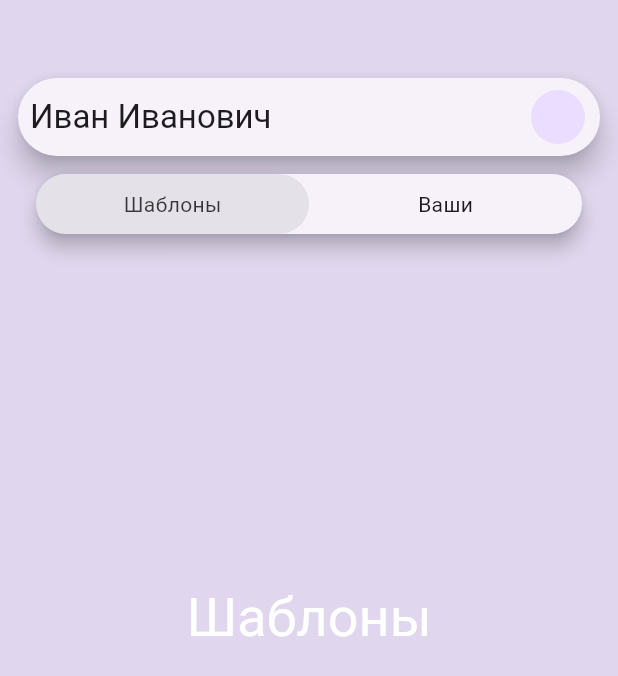
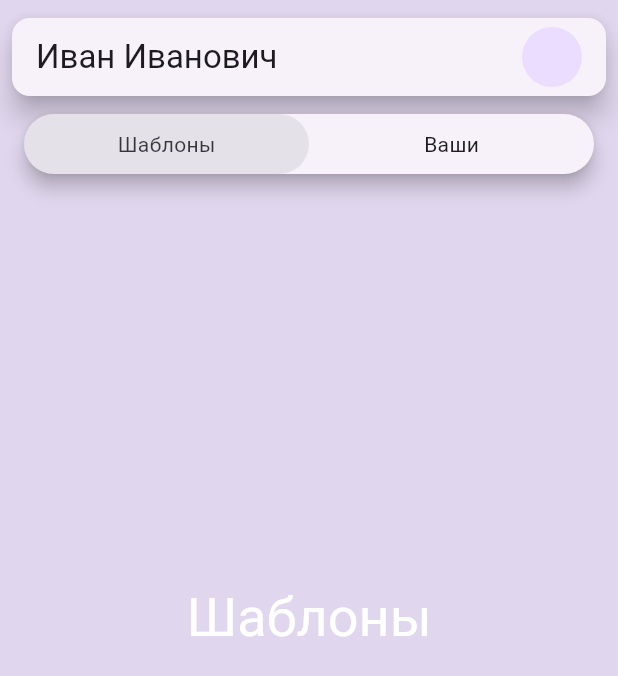
Before and after one commit to TheLastFlame/resume, a Flutter app: the screen it shows after launch, on a phone screen of 412 x 824 dp. Shown: the top 676 px of the screen. Run offline on Flutter 3.47's test engine with Material 3 defaults, Android fonts, the light colour scheme and no system bars; our stand-ins replace flutter_mobx, go_router, logger, mobx; missing offline and left inert: swipeable_page_route; generated files the repository leaves out were written again.

Commit message:
same refactoring

```diff
--- a/lib/constants.dart
+++ b/lib/constants.dart
@@ -1,3 +1,3 @@
 const double appBorderRadius = 30.0;
 
-const double appPadding = 16.0;
+const double appPadding = 8.0;
--- a/lib/main.dart
+++ b/lib/main.dart
@@ -27,6 +27,7 @@ class MainApp extends StatelessWidget {
   @override
   Widget build(BuildContext context) {
     return MaterialApp(
+      darkTheme: ThemeData.dark(),
       home: HomePortrait(),
       debugShowCheckedModeBanner: false,
     );
--- a/lib/pages/home/home_portrair.dart
+++ b/lib/pages/home/home_portrair.dart
@@ -3,12 +3,13 @@ import 'package:resume/constants.dart';
 import 'package:resume/controllers/pill_tabbar.dart';
 import 'package:resume/logger.dart';
 import 'package:resume/pages/home/widgets/pill_tabbar.dart';
-import 'package:resume/pages/home/widgets/profile_pill.dart';
+import 'package:resume/pages/home/widgets/pill_appbar.dart';
 
 class HomePortrait extends StatelessWidget {
   HomePortrait({super.key});
 
-  final PillTabBarController tabBarController = PillTabBarController(totalTabCount: 2);
+  final PillTabBarController tabBarController =
+      PillTabBarController(totalTabCount: 2);
 
   @override
   Widget build(BuildContext context) {
@@ -23,10 +24,8 @@ class HomePortrait extends StatelessWidget {
                 child: Center(
                     child: Text(
                   "Шаблоны",
-                  style: Theme.of(context)
-                      .textTheme
-                      .displaySmall
-                      ?.copyWith(color: Theme.of(context).colorScheme.onPrimary),
+                  style: Theme.of(context).textTheme.displaySmall?.copyWith(
+                      color: Theme.of(context).colorScheme.onPrimary),
                 )),
               ),
               Container(
@@ -34,26 +33,26 @@ class HomePortrait extends StatelessWidget {
                 child: Center(
                     child: Text(
                   "Ваши",
-                  style: Theme.of(context)
-                      .textTheme
-                      .displaySmall
-                      ?.copyWith(color: Theme.of(context).colorScheme.onSecondary),
+                  style: Theme.of(context).textTheme.displaySmall?.copyWith(
+                      color: Theme.of(context).colorScheme.onSecondary),
                 )),
               ),
             ],
           ),
+          Column(
+            children: [
               Padding(
-            padding: const EdgeInsets.only(top: 48.0, left: 8.0, right: 8.0),
-            child: Column(
-              children: [
-                ProfilePill(
+                padding: const EdgeInsets.symmetric(
+                    vertical: appPadding, horizontal: appPadding / 2),
+                child: PillAppBar(
                   name: "Иван Иванович",
                   onAvatarTap: () => logger.i("Avatar Tap"),
                   borderRadius: appBorderRadius,
                   profileHeight: 60,
                 ),
+              ),
               Padding(
-                  padding: const EdgeInsets.only(top: 8.0, left: 16.0, right: 16.0),
+                padding: const EdgeInsets.symmetric(horizontal: appPadding * 2),
                 child: PillTabBar(
                   controller: tabBarController,
                   tabHeight: 40,
@@ -66,7 +65,6 @@ class HomePortrait extends StatelessWidget {
               ),
             ],
           ),
-          ),
         ],
       ),
     );
--- a/lib/pages/home/widgets/home_appbar.dart
+++ /dev/null
@@ -1,11 +0,0 @@
-import 'package:flutter/material.dart';
-import 'package:swipeable_page_route/swipeable_page_route.dart';
-
-class HomeAppBar extends StatelessWidget {
-  const HomeAppBar({super.key});
-
-  @override
-  Widget build(BuildContext context) {
-    return MorphingAppBar();
-  }
-}
--- a/lib/pages/home/widgets/profile_pill.dart
+++ b/lib/pages/home/widgets/pill_appbar.dart
@@ -1,7 +1,8 @@
 import 'package:flutter/material.dart';
+import 'package:resume/constants.dart';
 
-class ProfilePill extends StatelessWidget {
-  const ProfilePill({
+class PillAppBar extends StatelessWidget {
+  const PillAppBar({
     super.key,
     required this.borderRadius,
     required this.profileHeight,
@@ -21,9 +22,9 @@ class ProfilePill extends StatelessWidget {
       height: profileHeight,
       child: Card(
         elevation: 7,
-        shape: RoundedRectangleBorder(borderRadius: BorderRadius.circular(borderRadius)),
+        // shape: RoundedRectangleBorder(borderRadius: BorderRadius.circular(borderRadius)),
         child: Padding(
-          padding: const EdgeInsets.all(8.0),
+          padding: const EdgeInsets.symmetric(horizontal: appPadding * 2),
           child: Row(
             mainAxisAlignment: MainAxisAlignment.spaceBetween,
             children: [
```
Also changed, not shown: lib/pages/home/widgets/pill_tabbar.dart (+4 -3 lines). Lines whose indentation alone changed are shown as unchanged.
